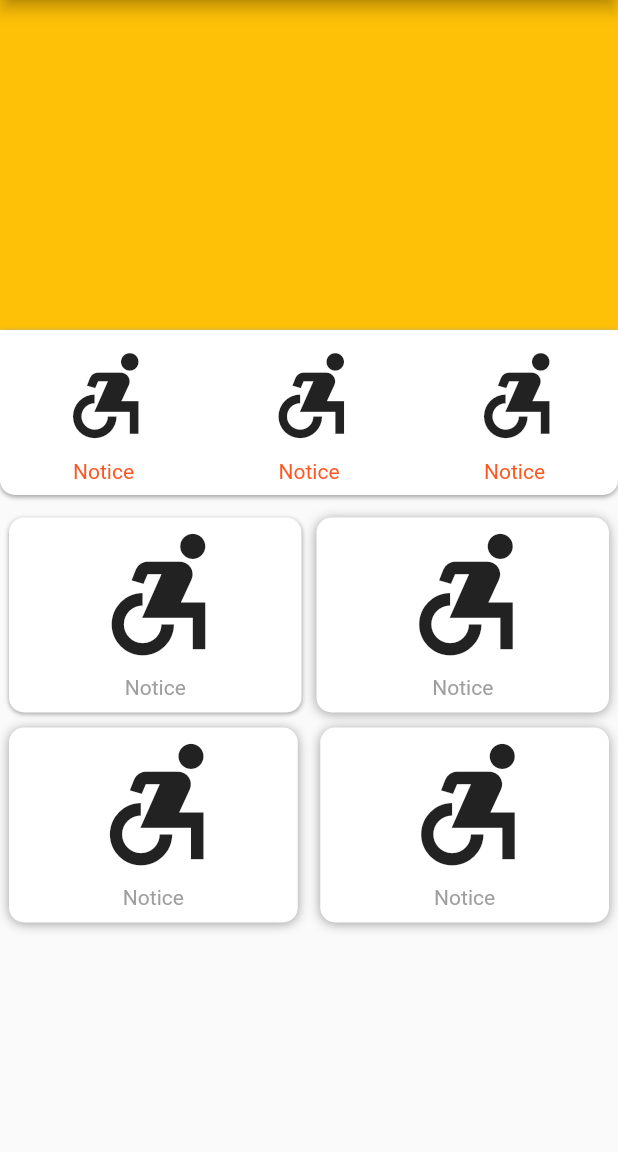
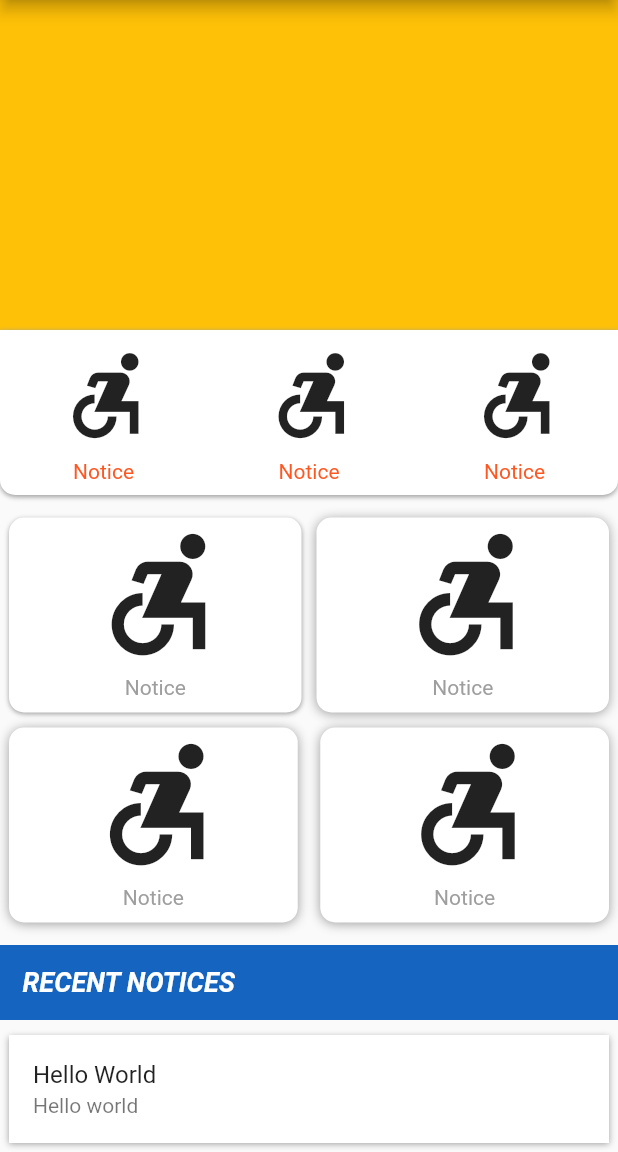
Before and after one commit to praveen1082/collegeapp, a Flutter app: the screen it shows after launch, on a phone screen of 412 x 824 dp, the part 84-1236 px from its top. Run offline on Flutter 3.47's test engine with Material 2 defaults, Android fonts, the phone set to English and light mode, and no system bars.

Commit message:
UILAYOUT OF HOMEPAGE COMPLETED

```diff
--- a/lib/pages/home.dart
+++ b/lib/pages/home.dart
@@ -378,7 +378,64 @@ class Home extends StatelessWidget {
           ),
         ),
         const SizedBox(
-          height: 10,
+          height: 15,
+        ),
+        Container(
+          color: Colors.blue[800],
+          height: 50.0,
+          child: Padding(
+            padding: const EdgeInsets.symmetric(horizontal: 15.0),
+            child: Row(
+              mainAxisAlignment: MainAxisAlignment.start,
+              crossAxisAlignment: CrossAxisAlignment.center,
+              children: const [
+                Text(
+                  "RECENT NOTICES",
+                  style: TextStyle(
+                      fontSize: 18.0,
+                      fontStyle: FontStyle.italic,
+                      fontWeight: FontWeight.w600,
+                      color: Colors.white),
+                )
+              ],
+            ),
+          ),
+        ),
+        const SizedBox(
+          height: 5.0,
+        ),
+        Expanded(
+          child: ListView.builder(
+              shrinkWrap: true,
+              physics: NeverScrollableScrollPhysics(),
+              itemCount: 3,
+              itemBuilder: (context, index) {
+                return Column(
+                  children: [
+                    Padding(
+                      padding: const EdgeInsets.symmetric(
+                          horizontal: 6.0, vertical: 5.0),
+                      child: Container(
+                        decoration: const BoxDecoration(
+                            color: Colors.white,
+                            boxShadow: [
+                              BoxShadow(
+                                  color: Colors.grey,
+                                  offset: Offset(0.0, 1.0),
+                                  blurRadius: 3.0)
+                            ]),
+                        child: const ListTile(
+                          title: Text("Hello World "),
+                          subtitle: Text("Hello world"),
+                        ),
+                      ),
+                    ),
+                  ],
+                );
+              }),
+        ),
+        const SizedBox(
+          height: 2.0,
         ),
       ],
     );
```
